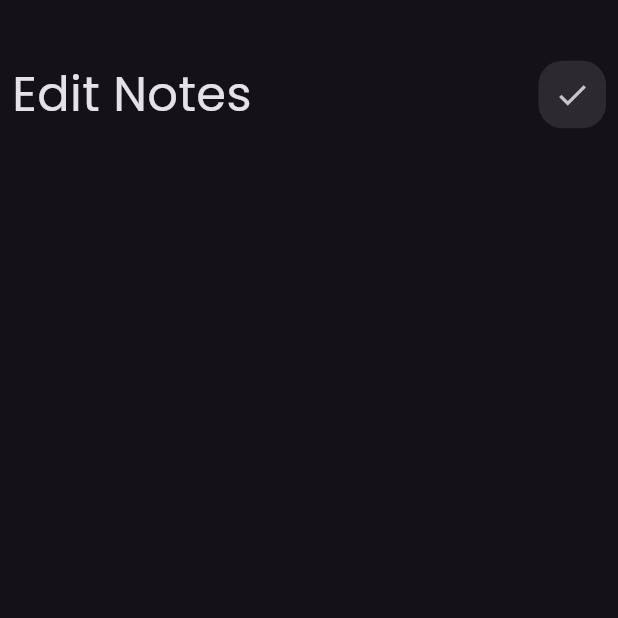
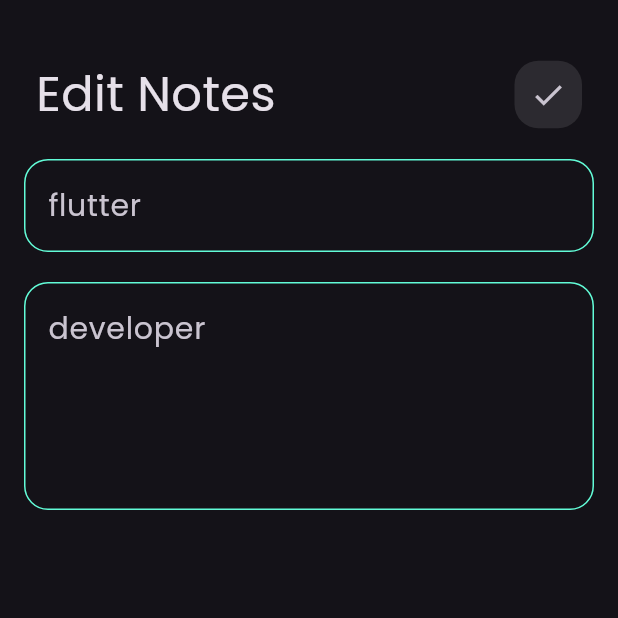
Before and after one commit to walidgamal010633/Notes_App, a Flutter app: the edit_note screen opened directly, on a phone screen of 412 x 824 dp, the top half of it. Run offline on Flutter 3.47's test engine with Material 3 defaults, Android fonts, the phone set to English and light mode, and no system bars.

Commit message:
finsh edit notes ui

```diff
--- a/lib/view/widget/edit_notes_body.dart
+++ b/lib/view/widget/edit_notes_body.dart
@@ -1,5 +1,6 @@
 import 'package:flutter/material.dart';
 import 'package:notes_app/view/widget/custom_appbar.dart';
+import 'package:notes_app/view/widget/custom_textfield.dart';
 
 
 
@@ -10,10 +11,18 @@ class edite_note_body extends StatelessWidget {
   @override
   Widget build(BuildContext context) {
     return  Container(
-      child: Column(children: [
-        SizedBox(height: 40,),
-        customappbar(icon: Icon(Icons.check), text: "Edit Notes")
-      ],),
+      child: Padding(
+        padding: const EdgeInsets.symmetric(horizontal: 16),
+        child: Column(children: [
+          SizedBox(height: 40,),
+          customappbar(icon: Icon(Icons.check), text: "Edit Notes"),
+          SizedBox(height: 20,),
+          custom_taxtfield(hintText: "flutter"),
+          SizedBox(height: 20,),
+          custom_taxtfield(hintText: "developer",
+          maxLines: 5,)
+        ],),
+      ),
     );;
   }
 }
```
